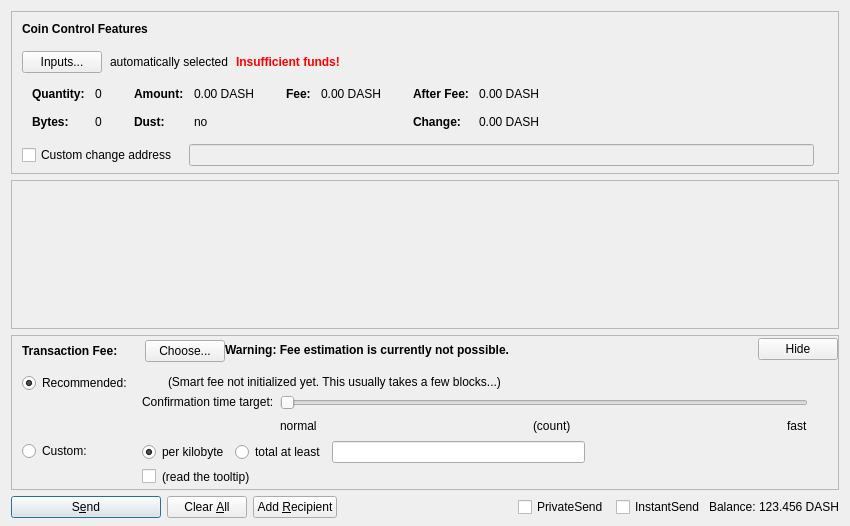
ruvex/SteepCoin-Core, file src/qt/forms/sendcoinsdialog.ui: the form before one commit.
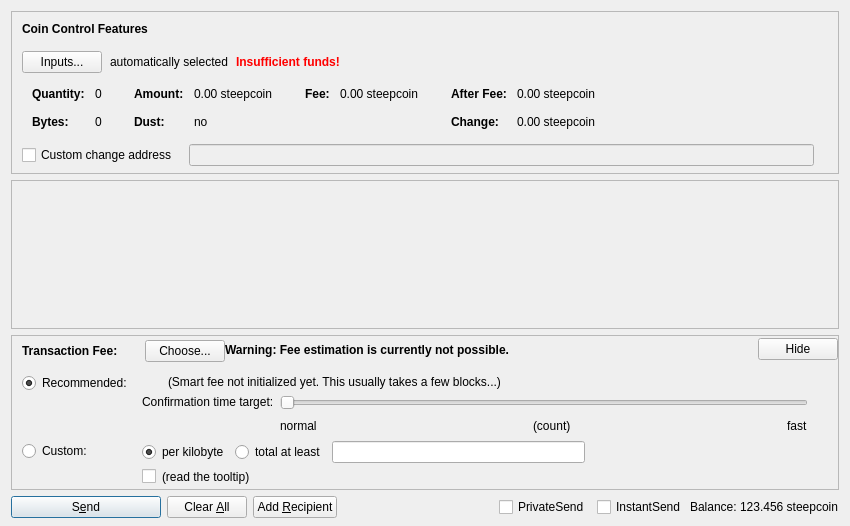
The form after the commit. Custom widgets are drawn as their Qt base class.

What changed in the file:
```diff
--- a/src/qt/forms/sendcoinsdialog.ui
+++ b/src/qt/forms/sendcoinsdialog.ui
@@ -324,7 +324,7 @@
                   <enum>Qt::ActionsContextMenu</enum>
                  </property>
                  <property name="text">
-                  <string notr="true">0.00 DASH</string>
+                  <string notr="true">0.00 steepcoin</string>
                  </property>
                  <property name="textInteractionFlags">
                   <set>Qt::LinksAccessibleByMouse|Qt::TextSelectableByKeyboard|Qt::TextSelectableByMouse</set>
@@ -404,7 +404,7 @@
                   <enum>Qt::ActionsContextMenu</enum>
                  </property>
                  <property name="text">
-                  <string notr="true">0.00 DASH</string>
+                  <string notr="true">0.00 steepcoin</string>
                  </property>
                  <property name="textInteractionFlags">
                   <set>Qt::LinksAccessibleByMouse|Qt::TextSelectableByKeyboard|Qt::TextSelectableByMouse</set>
@@ -455,7 +455,7 @@
                   <enum>Qt::ActionsContextMenu</enum>
                  </property>
                  <property name="text">
-                  <string notr="true">0.00 DASH</string>
+                  <string notr="true">0.00 steepcoin</string>
                  </property>
                  <property name="textInteractionFlags">
                   <set>Qt::LinksAccessibleByMouse|Qt::TextSelectableByKeyboard|Qt::TextSelectableByMouse</set>
@@ -484,7 +484,7 @@
                   <enum>Qt::ActionsContextMenu</enum>
                  </property>
                  <property name="text">
-                  <string notr="true">0.00 DASH</string>
+                  <string notr="true">0.00 steepcoin</string>
                  </property>
                  <property name="textInteractionFlags">
                   <set>Qt::LinksAccessibleByMouse|Qt::TextSelectableByKeyboard|Qt::TextSelectableByMouse</set>
@@ -1326,7 +1326,7 @@
           <cursorShape>IBeamCursor</cursorShape>
          </property>
          <property name="text">
-          <string notr="true">123.456 DASH</string>
+          <string notr="true">123.456 steepcoin</string>
          </property>
          <property name="textInteractionFlags">
           <set>Qt::LinksAccessibleByMouse|Qt::TextSelectableByKeyboard|Qt::TextSelectableByMouse</set>
```
Left out of the diff: 6 changed lines with no effect on the pictures.
